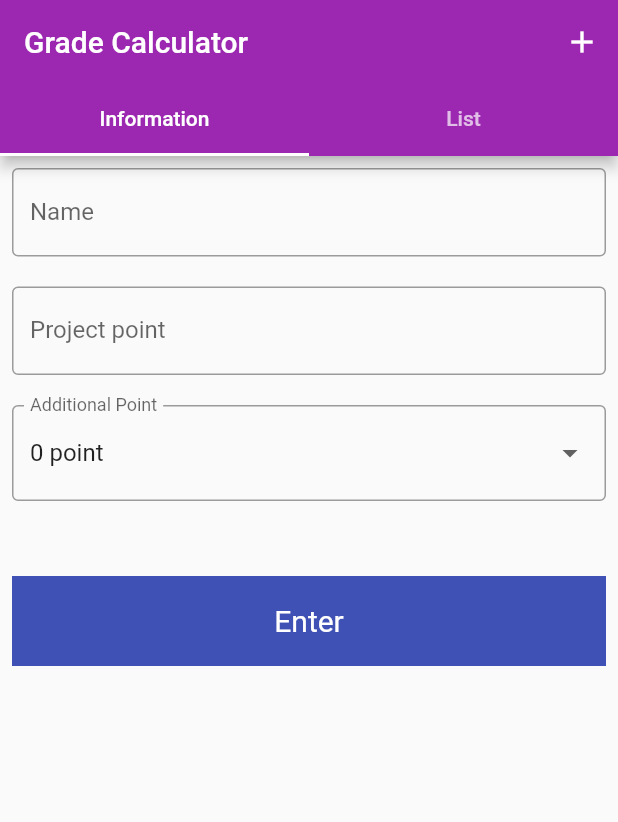
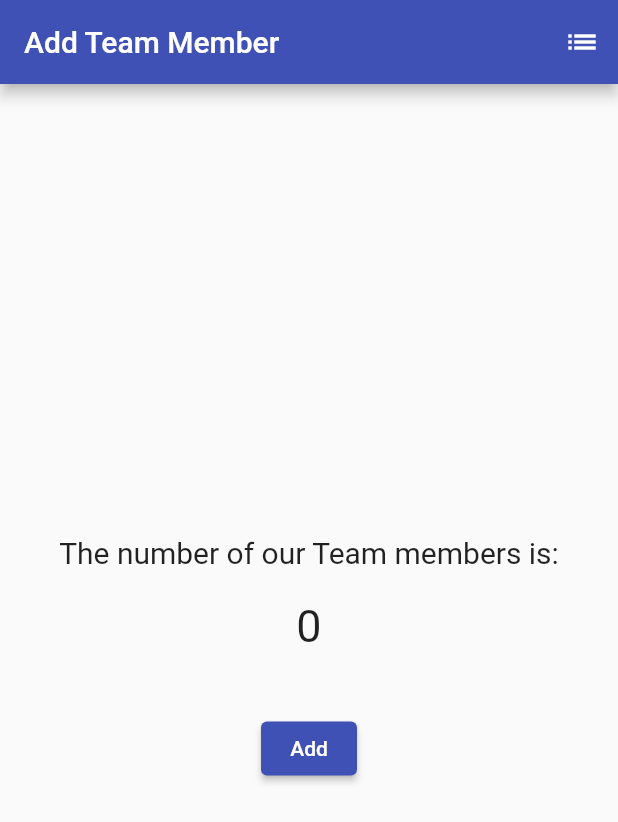
Before and after one commit to hnnynh/23-2_Mobile-App-Development, a Flutter app: the screen it shows after launch, on a phone screen of 412 x 824 dp. Shown: the top 822 px of the screen. Run offline on Flutter 3.47's test engine with Material 2 defaults, Android fonts, the phone set to English and light mode, and no system bars.

Commit message:
week7: assignment

```diff
--- a/flutterpractice/lib/main.dart
+++ b/flutterpractice/lib/main.dart
@@ -1,9 +1,10 @@
 import 'package:flutter/material.dart';
-
-List<StudentInfo> studentList = [];
+import 'package:provider/provider.dart';
+import 'studentInfo.dart';
+import 'numberpage.dart';
 
 void main() {
-  runApp(MyApp());
+  runApp(const MyApp());
 }
 
 class MyApp extends StatelessWidget {
@@ -11,239 +12,15 @@ class MyApp extends StatelessWidget {
 
   @override
   Widget build(BuildContext context) {
-    return MaterialApp(
-      title: 'Grade Calculator',
-      theme: ThemeData(
-        primarySwatch: Colors.purple,
-      ),
-      home: MyHomePage(),
-    );
-  }
-}
-
-class MyHomePage extends StatefulWidget {
-  const MyHomePage({super.key});
-
-  @override
-  State<MyHomePage> createState() => _MyHomePageState();
-}
-
-class _MyHomePageState extends State<MyHomePage> {
-
-  @override
-  Widget build(BuildContext context) {
-    return DefaultTabController(
-      length: 2,
-      child: Scaffold(
-        appBar: AppBar(
-          title: Text('Grade Calculator'),
-          actions: [
-            IconButton(onPressed: () {}, icon: Icon(Icons.add)),
-          ],
-          bottom: const TabBar(
-            tabs: [
-              Tab(text: 'Information'),
-              Tab(text: 'List'),
-            ],
-          ),
+    return ChangeNotifierProvider(
+      create: (BuildContext context) => StudentInfoList(),
+      builder: (context, child) => MaterialApp(
+        title: "My App",
+        theme: ThemeData(
+          primarySwatch: Colors.indigo,
         ),
-        body: TabBarView(
-          children: [
-            Tab(
-              child: MyForm(),
-            ),
-            Tab(
-                child: MyListPage(),
-            ),
-          ],
-        )
-        // drawer: Drawer(),
+        home: NumberPage(),
       ),
     );
   }
 }
-
-class MyForm extends StatefulWidget{
-  const MyForm({super.key});
-
-  @override
-  State<MyForm> createState() => _MyFormState();
-}
-
-class _MyFormState extends State<MyForm>{
-
-  StudentInfo studentInfo = StudentInfo('', 0, 0);
-
-  final _formKey = GlobalKey<FormState>();
-
-  @override
-  Widget build(BuildContext context){
-    return Padding(
-      padding: const EdgeInsets.all(8.0),
-      child: Form(
-        key: _formKey,
-        child: ListView(
-          children: [
-            TextFormField(
-              decoration: InputDecoration(
-                  border: OutlineInputBorder(),
-                  labelText: 'Name'
-              ),
-              validator: (value) {
-                if (value == null || value.isEmpty) {
-                  return 'Please enter some text';
-                } else if (int.tryParse(value) != null) {
-                  return 'Please enter some string, not a number';
-                }
-                return null;
-              },
-              onSaved: (value){
-                studentInfo.name = value!;
-              },
-            ),
-            SizedBox(
-              height: 20,
-            ),
-            TextFormField(
-              decoration: InputDecoration(
-                  border: OutlineInputBorder(),
-                  labelText: 'Project point'
-              ),
-              keyboardType: TextInputType.number,
-              validator: (value){
-                if (value == null || value.isEmpty) {
-                  return 'Please insert some text';
-                } else if (int.tryParse(value) == null) {
-                  return 'Please insert some integer';
-                }
-                return null;
-              },
-              onSaved: (value){
-                studentInfo.projectPoint = int.parse(value!);
-              },
-            ),
-            SizedBox(
-              height: 20,
-            ),
-            DropdownButtonFormField(
-              decoration: const InputDecoration(
-                border: OutlineInputBorder(),
-                labelText: 'Additional Point',
-              ),
-              value: studentInfo.additionalPoint,
-              items: List.generate(11, (i) {
-                if (i == 0) {
-                  return DropdownMenuItem(
-                    value: i-1,
-                    child: Text('Choose the additional Point'),
-                  );
-                }
-                return DropdownMenuItem(
-                  value: i-1,
-                  child: Text('${i - 1} point'),
-                );
-              }),
-              onChanged: (value) {
-                setState(() {
-                  studentInfo.additionalPoint = value!;
-                });
-              },
-              validator: (value) {
-                if (value == -1) {
-                  return 'Please select the point';
-                }
-                return null;
-              },
-            ),
-            SizedBox(
-              height: 50,
-            ),
-            GestureDetector(
-              child: Container(
-                  height: 60, color: Colors.indigo,
-                  child: const Center(
-                    child: Text('Enter',
-                      style: TextStyle(
-                        color: Colors.white,
-                        fontSize: 20,
-                      ),
-                    ),
-                  )),
-              onTap: () {
-                setState(() {
-                  if (_formKey.currentState!.validate()) {
-                    ScaffoldMessenger.of(context).showSnackBar(const SnackBar(
-                      content: Text('Processing data'),
-                    ));
-                    _formKey.currentState!.save();
-                    studentList.add(studentInfo);
-                  }
-                });
-              },
-            ),
-          ],
-        ),
-      ),
-    );
-  }
-}
-
-class MyListPage extends StatefulWidget {
-  const MyListPage({Key? key}) : super(key:key);
-
-  @override
-  State<MyListPage> createState() => _MyListPageState();
-}
-
-class _MyListPageState extends State<MyListPage> {
-  @override
-  Widget build(BuildContext context) {
-    return ReorderableListView.builder(
-      itemCount: studentList.length,
-      itemBuilder: (c, i){
-        return Dismissible(
-          key: ValueKey(studentList[i]),
-          background: Container(
-            color: Colors.green,
-          ),
-          child: ListTile(
-            leading: const Icon(Icons.home),
-            title: Text(studentList[i].toString()),
-          ),
-          onDismissed: (direction) {
-            setState(() {
-              studentList.removeAt(i);
-            });
-          },
-        );
-      },
-      onReorder: (oldIndex, newIndex) {
-        setState(() {
-          if (oldIndex < newIndex) {
-            newIndex -= 1;
-          }
-          studentList.insert(newIndex, studentList.removeAt(oldIndex));
-        });
-      },
-    );
-  }
-}
-
-class StudentInfo {
-  String name;
-  int projectPoint;
-  int additionalPoint;
-
-  StudentInfo(
-      this.name,
-      this.projectPoint,
-      this.additionalPoint,
-      );
-
-  @override
-  String toString() {
-    return
-        '$name :'
-        '${projectPoint + additionalPoint}';
-  }
-}
--- /dev/null
+++ b/flutterpractice/lib/numberpage.dart
@@ -0,0 +1,138 @@
+import 'package:flutter/material.dart';
+import 'package:provider/provider.dart';
+import 'studentInfo.dart';
+import 'listpage.dart';
+
+class NumberPage extends StatelessWidget {
+  const NumberPage({super.key});
+
+  @override
+  Widget build(BuildContext context) {
+    return Scaffold(
+      appBar: AppBar(
+        title: Text('Add Team Member'),
+        actions: [
+          IconButton(
+              onPressed: () {
+                Navigator.push(context,
+                    MaterialPageRoute(builder: (context) => ListPage()));
+              },
+              icon: Icon(Icons.list)),
+        ],
+      ),
+      body: Column(
+        mainAxisAlignment: MainAxisAlignment.center,
+        children: [
+          NumberPanel(),
+          SizedBox(
+            height: 20,
+          ),
+          ElevatedButton(
+              onPressed: () {
+                if (context.read<StudentInfoList>().infoList.length == 3) {
+                  showModalBottomSheet<void>(
+                      context: context,
+                      builder: (context) {
+                        return Center(
+                          child: Text('The team is already Full'),
+                        );
+                      });
+                } else {
+                  showModalBottomSheet<void>(
+                      context: context,
+                      builder: (context) {
+                        return Padding(
+                          padding: EdgeInsets.only(
+                              bottom: MediaQuery.of(context).viewInsets.bottom),
+                          child: MyModalSheet(),
+                        );
+                      });
+                }
+              },
+              child: Text('Add')),
+        ],
+      ),
+    );
+  }
+}
+
+class NumberPanel extends StatelessWidget {
+  const NumberPanel({super.key});
+
+  @override
+  Widget build(BuildContext context) {
+    return Center(
+      child: Column(
+        mainAxisAlignment: MainAxisAlignment.center,
+        children: [
+          const Text(
+            'The number of our Team members is:',
+            style: TextStyle(fontSize: 20),
+          ),
+          const SizedBox(
+            height: 20,
+          ),
+          Text(
+            context.watch<StudentInfoList>().infoList.length.toString(),
+            style: TextStyle(fontSize: 30),
+          ),
+          const SizedBox(
+            height: 20,
+          ),
+        ],
+      ),
+    );
+  }
+}
+
+class MyModalSheet extends StatelessWidget {
+  const MyModalSheet({super.key});
+
+  @override
+  Widget build(BuildContext context) {
+    final _noController = TextEditingController();
+    final _nameController = TextEditingController();
+
+    return Column(
+      mainAxisAlignment: MainAxisAlignment.center,
+      children: [
+        Row(
+          mainAxisAlignment: MainAxisAlignment.center,
+          children: [
+            Text('Student No: '),
+            SizedBox(
+              width: 150,
+              child: TextField(
+                controller: _noController,
+                keyboardType: TextInputType.number,
+              ),
+            ),
+            SizedBox(
+              width: 20,
+            ),
+            Text('Name: '),
+            SizedBox(
+              width: 150,
+              child: TextField(
+                controller: _nameController,
+                keyboardType: TextInputType.number,
+              ),
+            ),
+          ],
+        ),
+        SizedBox(
+          height: 20,
+        ),
+        ElevatedButton(
+            onPressed: () {
+              var noValue = int.parse(_noController.text.trim());
+              var nameValue = _nameController.text.trim();
+              context.read<StudentInfoList>().insertInfo(noValue, nameValue);
+
+              Navigator.pop(context);
+            },
+            child: Text('Enter')),
+      ],
+    );
+  }
+}
--- /dev/null
+++ b/flutterpractice/lib/studentInfo.dart
@@ -0,0 +1,32 @@
+import 'package:flutter/material.dart';
+
+class StudentInfoList with ChangeNotifier {
+  List<StudentInfo> infoList = [];
+
+  void insertInfo(int num, String name) {
+    infoList.add(StudentInfo(num, name));
+    notifyListeners();
+  }
+
+  StudentInfo removeInfo(int index) {
+    StudentInfo st = infoList.removeAt(index);
+    notifyListeners();
+    return st;
+  }
+}
+
+class StudentInfo {
+  int studentNo = 0;
+  String studentName = "";
+
+  StudentInfo(
+    this.studentNo,
+    this.studentName,
+  );
+
+  @override
+  String toString() {
+    // TODO: implement toString
+    return '${studentName} (${studentNo})';
+  }
+}
--- a/flutterpractice/pubspec.yaml
+++ b/flutterpractice/pubspec.yaml
@@ -35,6 +35,7 @@ dependencies:
   # The following adds the Cupertino Icons font to your application.
   # Use with the CupertinoIcons class for iOS style icons.
   cupertino_icons: ^1.0.2
+  provider: ^6.1.1
 
 dev_dependencies:
   flutter_test:
```
Also changed, not shown: flutterpractice/lib/listpage.dart (added, +41 -0 lines), flutterpractice/pubspec.lock.
